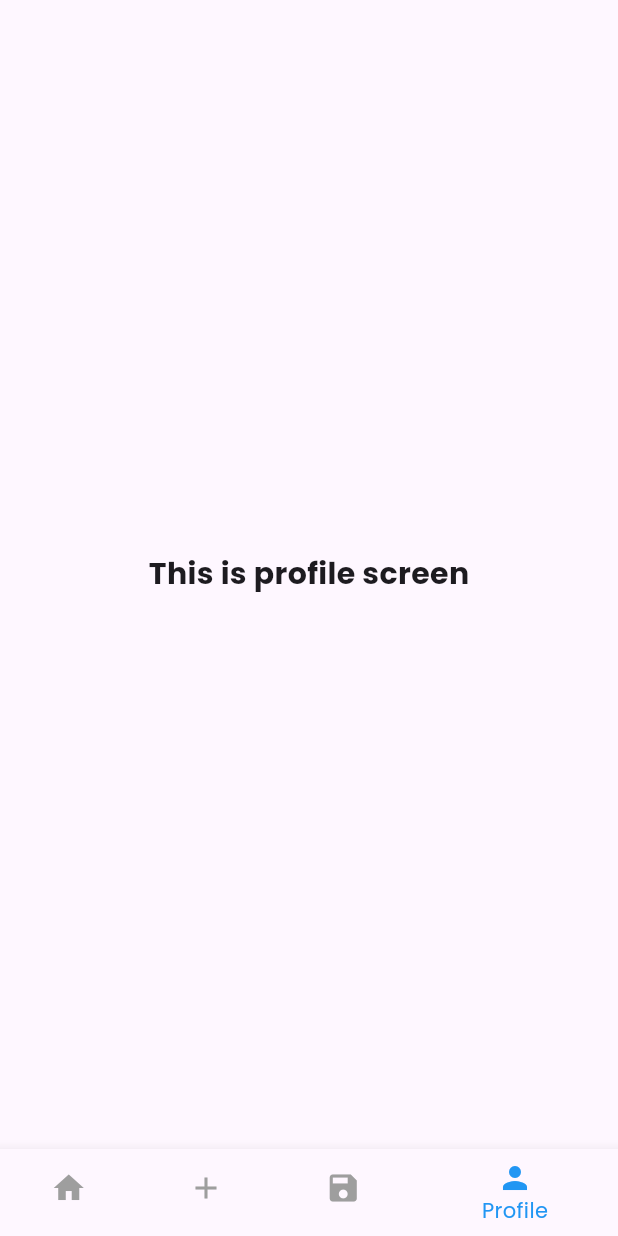
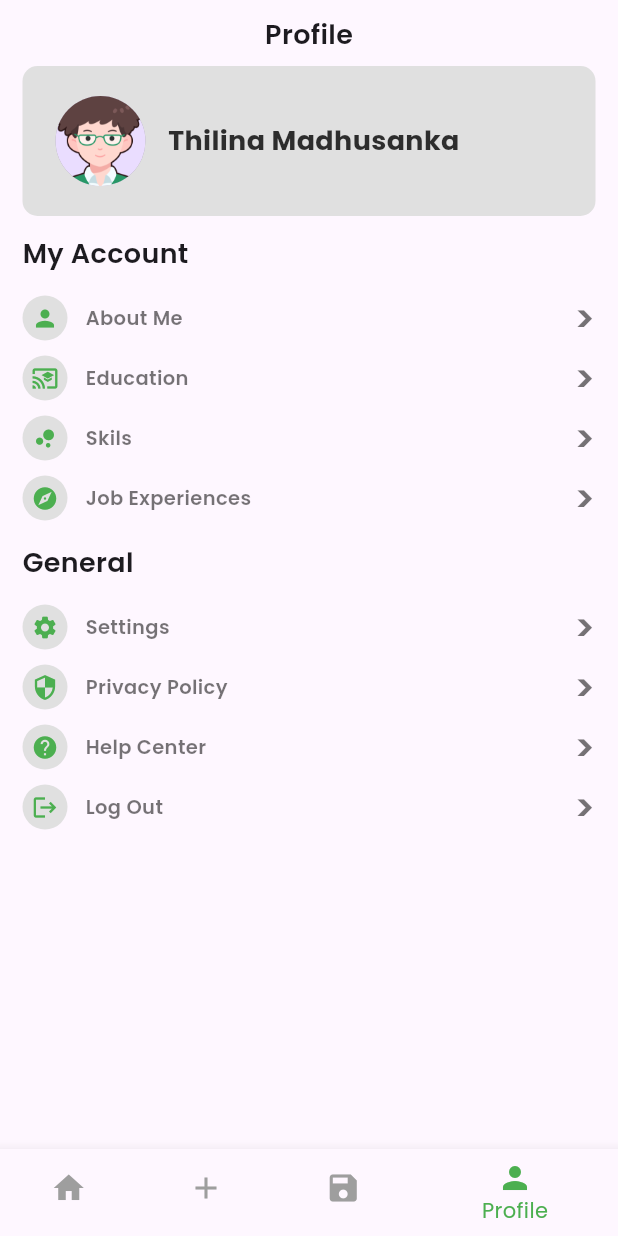
Before and after one commit to sahanDlenora/gig_finder, a Flutter app: the screen it shows once a user with an empty profile is signed in, item 4 of the bottom bar chosen, on a phone screen of 412 x 824 dp. Run offline on Flutter 3.47's test engine with Material 3 defaults, Android fonts, the phone set to English and light mode, and no system bars; our stand-ins replace cloud_firestore, firebase_auth, firebase_core, firebase_storage, go_router, google_fonts and 2 more; accounts and stored records are empty.

Commit message:
design profile page UI

```diff
--- a/lib/main.dart
+++ b/lib/main.dart
@@ -25,7 +25,7 @@ class MyApp extends StatelessWidget {
         //brightness: Brightness.dark,
         bottomNavigationBarTheme: const BottomNavigationBarThemeData(
           backgroundColor: Colors.transparent,
-          selectedItemColor: Colors.blue,
+          selectedItemColor: Colors.green,
           unselectedItemColor: Colors.grey,
         ),
         snackBarTheme: const SnackBarThemeData(
--- a/lib/views/main_screen.dart
+++ b/lib/views/main_screen.dart
@@ -42,7 +42,7 @@ class _MainScreenState extends State<MainScreen> {
           ),
           BottomNavigationBarItem(
             icon: Icon(Icons.save),
-            label: "Save",
+            label: "Saved",
           ),
           BottomNavigationBarItem(
             icon: Icon(Icons.person),
--- a/lib/views/main_views/profile_screen.dart
+++ b/lib/views/main_views/profile_screen.dart
@@ -1,4 +1,5 @@
 import 'package:flutter/material.dart';
+import 'package:gig_finder/widgets/reusable/profile_element.dart';
 
 class ProfileScreen extends StatelessWidget {
   const ProfileScreen({super.key});
@@ -6,10 +7,154 @@ class ProfileScreen extends StatelessWidget {
   @override
   Widget build(BuildContext context) {
     return Scaffold(
-      body: Center(
-        child: Text(
-          "This is profile screen",
-          style: TextStyle(fontSize: 20, fontWeight: FontWeight.bold),
+      body: SafeArea(
+        child: SingleChildScrollView(
+          child: Padding(
+            padding: const EdgeInsets.symmetric(
+              horizontal: 15,
+              vertical: 10,
+            ),
+            child: Column(
+              crossAxisAlignment: CrossAxisAlignment.start,
+              children: [
+                Center(
+                  child: Text(
+                    "Profile",
+                    style: TextStyle(
+                      fontSize: 18,
+                      fontWeight: FontWeight.w600,
+                      fontFamily: "poppins",
+                    ),
+                  ),
+                ),
+                SizedBox(
+                  height: 8,
+                ),
+                Container(
+                  width: double.infinity,
+                  height: 100,
+                  decoration: BoxDecoration(
+                    color: Colors.grey.shade300,
+                    borderRadius: BorderRadius.circular(10),
+                  ),
+                  child: Padding(
+                    padding: const EdgeInsets.symmetric(horizontal: 22),
+                    child: Row(
+                      children: [
+                        Container(
+                          width: 60,
+                          height: 60,
+                          decoration: BoxDecoration(
+                            color: Colors.grey,
+                            borderRadius: BorderRadius.circular(100),
+                          ),
+                          child: Center(
+                            child: CircleAvatar(
+                              radius: 100,
+                              backgroundImage: AssetImage("assets/h.png"),
+                            ),
+                          ),
+                        ),
+                        SizedBox(
+                          width: 15,
+                        ),
+                        Text(
+                          "Thilina Madhusanka",
+                          style: TextStyle(
+                            fontSize: 18,
+                            fontWeight: FontWeight.bold,
+                            fontFamily: 'poppins',
+                            color: Colors.black.withOpacity(0.8),
+                          ),
+                        ),
+                      ],
+                    ),
+                  ),
+                ),
+                SizedBox(
+                  height: 12,
+                ),
+                Text(
+                  "My Account",
+                  style: TextStyle(
+                    fontSize: 18,
+                    fontWeight: FontWeight.w600,
+                    fontFamily: "poppins",
+                  ),
+                ),
+                SizedBox(
+                  height: 12,
+                ),
+                ProfileElement(
+                  profileElementName: "About Me",
+                  iconName: Icons.person,
+                ),
+                SizedBox(
+                  height: 4,
+                ),
+                ProfileElement(
+                  profileElementName: "Education",
+                  iconName: Icons.cast_for_education,
+                ),
+                SizedBox(
+                  height: 4,
+                ),
+                ProfileElement(
+                  profileElementName: "Skils",
+                  iconName: Icons.bubble_chart,
+                ),
+                SizedBox(
+                  height: 4,
+                ),
+                ProfileElement(
+                  profileElementName: "Job Experiences",
+                  iconName: Icons.explore_rounded,
+                ),
+                SizedBox(
+                  height: 12,
+                ),
+                Text(
+                  "General",
+                  style: TextStyle(
+                    fontSize: 18,
+                    fontWeight: FontWeight.w600,
+                    fontFamily: "poppins",
+                  ),
+                ),
+                SizedBox(
+                  height: 12,
+                ),
+                ProfileElement(
+                  profileElementName: "Settings",
+                  iconName: Icons.settings,
+                ),
+                SizedBox(
+                  height: 4,
+                ),
+                ProfileElement(
+                  profileElementName: "Privacy Policy",
+                  iconName: Icons.security,
+                ),
+                SizedBox(
+                  height: 4,
+                ),
+                ProfileElement(
+                  profileElementName: "Help Center",
+                  iconName: Icons.help,
+                ),
+                SizedBox(
+                  height: 4,
+                ),
+                ProfileElement(
+                  profileElementName: "Log Out",
+                  iconName: Icons.logout,
+                ),
+                SizedBox(
+                  height: 12,
+                ),
+              ],
+            ),
+          ),
         ),
       ),
     );
--- /dev/null
+++ b/lib/widgets/reusable/profile_element.dart
@@ -0,0 +1,59 @@
+import 'dart:ui';
+
+import 'package:flutter/material.dart';
+
+class ProfileElement extends StatelessWidget {
+  final String profileElementName;
+  final IconData iconName;
+  const ProfileElement({
+    super.key,
+    required this.profileElementName,
+    required this.iconName,
+  });
+
+  @override
+  Widget build(BuildContext context) {
+    return Row(
+      mainAxisAlignment: MainAxisAlignment.spaceBetween,
+      children: [
+        Row(
+          children: [
+            Container(
+              width: 30,
+              height: 30,
+              decoration: BoxDecoration(
+                color: Colors.grey.shade300,
+                borderRadius: BorderRadius.circular(100),
+              ),
+              child: Center(
+                child: Icon(
+                  iconName,
+                  color: Colors.green,
+                  size: 18,
+                ),
+              ),
+            ),
+            SizedBox(
+              width: 12,
+            ),
+            Text(
+              profileElementName,
+              style: TextStyle(
+                  fontSize: 13,
+                  fontWeight: FontWeight.w600,
+                  color: Colors.black54),
+            ),
+          ],
+        ),
+        Text(
+          ">",
+          style: TextStyle(
+            fontSize: 25,
+            fontWeight: FontWeight.w600,
+            color: Colors.black54,
+          ),
+        ),
+      ],
+    );
+  }
+}
```
Also changed, not shown: lib/views/main_views/home_screen.dart (+37 -5 lines), lib/widgets/reusable/job_card.dart (added, +199 -0 lines), assets/n.png (added).
